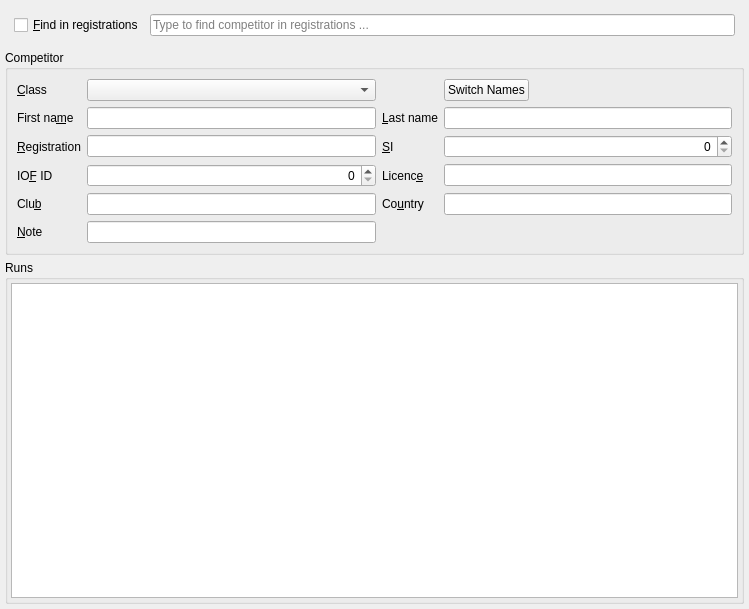
This is quickevent/app/quickevent/plugins/Competitors/src/competitorwidget.ui in sakhnik/quickbox as Qt 5 draws it before an edit. The edited form follows.
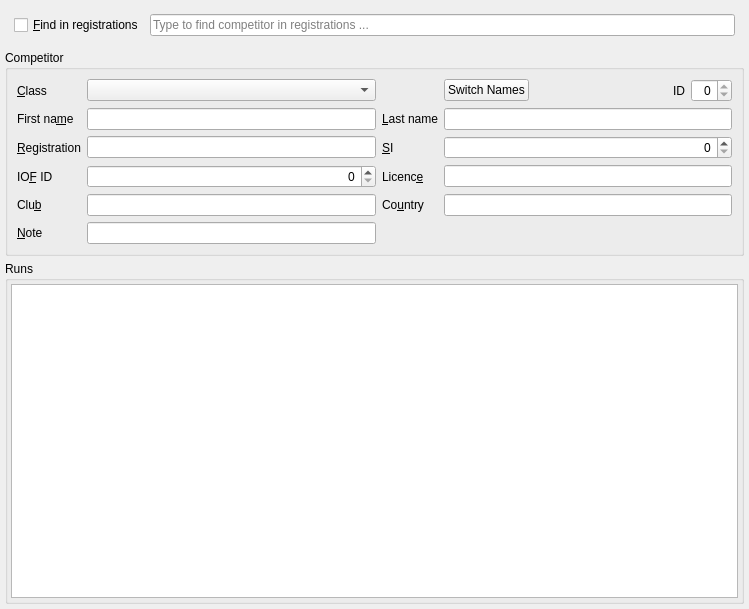
This is the edited form. Custom widgets are drawn as their Qt base class.

```diff
--- a/quickevent/app/quickevent/plugins/Competitors/src/competitorwidget.ui
+++ b/quickevent/app/quickevent/plugins/Competitors/src/competitorwidget.ui
@@ -259,6 +259,29 @@
           </property>
          </spacer>
         </item>
+        <item>
+         <widget class="QLabel" name="label_11">
+          <property name="text">
+           <string>ID</string>
+          </property>
+          <property name="buddy">
+           <cstring>edSiId</cstring>
+          </property>
+         </widget>
+        </item>
+        <item>
+         <widget class="quickevent::gui::si::SiIdEdit" name="edCompetitorId">
+          <property name="alignment">
+           <set>Qt::AlignmentFlag::AlignRight|Qt::AlignmentFlag::AlignTrailing|Qt::AlignmentFlag::AlignVCenter</set>
+          </property>
+          <property name="readOnly">
+           <bool>true</bool>
+          </property>
+          <property name="dataId" stdset="0">
+           <string notr="true">competitors.id</string>
+          </property>
+         </widget>
+        </item>
        </layout>
       </item>
      </layout>
```
